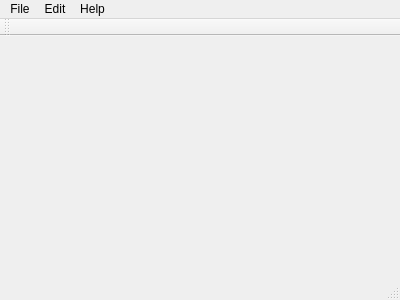
Above: mainwindow.ui from Tsibyonix/Pharma2 before the change. Below: the same form after it.
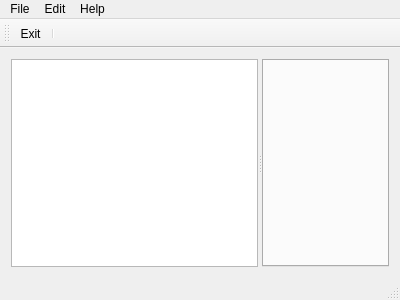
That is the form after the change.

Patch:
```diff
--- a/mainwindow.ui
+++ b/mainwindow.ui
@@ -13,7 +13,23 @@
   <property name="windowTitle">
    <string>MainWindow</string>
   </property>
-  <widget class="QWidget" name="centralWidget"/>
+  <widget class="QWidget" name="centralWidget">
+   <layout class="QVBoxLayout" name="verticalLayout">
+    <item>
+     <widget class="QSplitter" name="splitter">
+      <property name="orientation">
+       <enum>Qt::Horizontal</enum>
+      </property>
+      <widget class="QTreeView" name="treeView"/>
+      <widget class="QTabWidget" name="tabWidget">
+       <property name="currentIndex">
+        <number>-1</number>
+       </property>
+      </widget>
+     </widget>
+    </item>
+   </layout>
+  </widget>
   <widget class="QMenuBar" name="menuBar">
    <property name="geometry">
     <rect>
@@ -52,8 +68,10 @@
     <enum>TopToolBarArea</enum>
    </attribute>
    <attribute name="toolBarBreak">
-    <bool>false</bool>
+    <bool>true</bool>
    </attribute>
+   <addaction name="actionExit"/>
+   <addaction name="separator"/>
   </widget>
   <widget class="QStatusBar" name="statusBar"/>
   <action name="actionExit">
```
Left out of the diff: 9 changed lines with no effect on the pictures.
